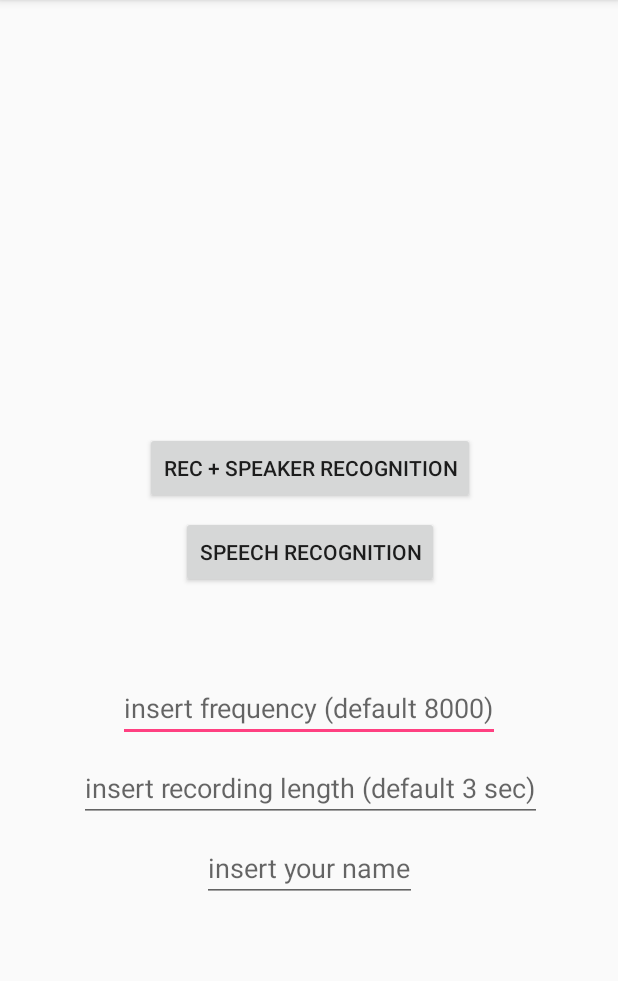
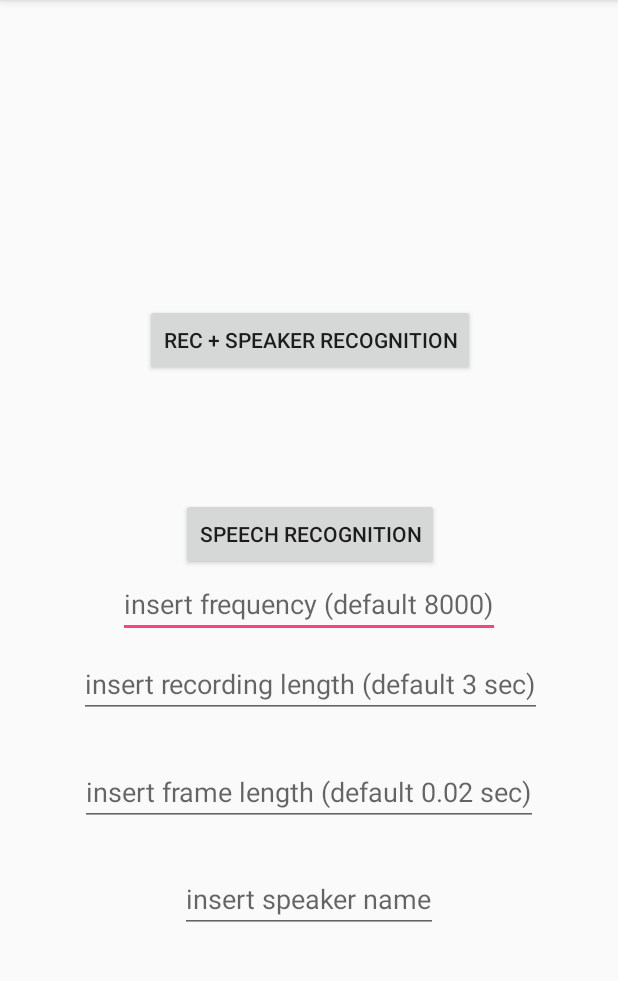
Before and after one commit to mottajacopo/WorkRepository, an Android app: the screen it shows after launch (MainActivity), after a tap on "REC + SPEAKER RECOGNITION", on a phone screen of 412 x 824 dp, the part 84-1065 px from its top. Run offline under Robolectric (Android 15) with nearby library versions, the phone set to English and light mode, and no system bars; 1 statement that could not run was skipped.

Commit message:
frame length

```diff
--- a/RecorderSpeakerSpeech/app/src/main/java/com/example/motta/recorderspeakerspeech/MainActivity.java
+++ b/RecorderSpeakerSpeech/app/src/main/java/com/example/motta/recorderspeakerspeech/MainActivity.java
@@ -17,6 +17,7 @@ public class MainActivity extends AppCompatActivity {
     EditText editText = null;
     EditText editText2 = null;
     EditText editText3 = null;
+    EditText editText4 = null;
     private String speakerName = null;
     private int speaker = 0;
     private final String PATH = "Audio recognition files multi";
@@ -25,6 +26,7 @@ public class MainActivity extends AppCompatActivity {
 
     private int Fs = 8000;
     private int recordingLength = 3;
+    private double frameLength = 0.02;
 
     @Override
     protected void onCreate(Bundle savedInstanceState) {
@@ -34,6 +36,7 @@ public class MainActivity extends AppCompatActivity {
         editText = findViewById(R.id.editText);
         editText2= findViewById(R.id.editText2);
         editText3= findViewById(R.id.editText3);
+        editText4= findViewById(R.id.editText4);
         boxOne = findViewById(R.id.CheckOne);
         boxTwo = findViewById(R.id.CheckTwo);
         btnRec = findViewById(R.id.btt);
@@ -61,7 +64,12 @@ public class MainActivity extends AppCompatActivity {
 
                 speakerName = editText3.getText().toString();
 
-                Rec rec = new Rec(getApplicationContext(), recordingLength, Fs,speaker , speakerName);
+                String tvValue4 = editText4.getText().toString();
+                if (!tvValue4.equals("") ) {
+                    frameLength = Double.parseDouble(tvValue4);
+                }
+
+                Rec rec = new Rec(getApplicationContext(), recordingLength, Fs,speaker , speakerName , frameLength);
                 rec.execute(PATH, FILENAME , FILENAME2,numberOfTest);
 
                 numberOfTest = String.valueOf(Integer.parseInt(numberOfTest) + 1);
--- a/RecorderSpeakerSpeech/app/src/main/java/com/example/motta/recorderspeakerspeech/Rec.java
+++ b/RecorderSpeakerSpeech/app/src/main/java/com/example/motta/recorderspeakerspeech/Rec.java
@@ -44,7 +44,7 @@ import  static com.example.motta.recorderspeakerspeech.SupportFunctions.printFea
 public class Rec extends AsyncTask<String,Void,String> {
 
     private final String TAG = "Rec";
-    private final double frameLenght = 0.02;
+    private double frameLength = 0;
     private Context context = null;
 
     private int speaker = 0;
@@ -63,16 +63,17 @@ public class Rec extends AsyncTask<String,Void,String> {
 
     private boolean trainingOrTesting = false;
 
-    public Rec(Context _context, int _recordingLenghtInSec, int _Fs,int _speaker , String _speakerName)
+    public Rec(Context _context, int _recordingLenghtInSec, int _Fs,int _speaker , String _speakerName , Double _frameLength)
     {
 
         speaker = _speaker;
         speakerName = _speakerName;
+        frameLength = _frameLength;
         context = _context;
         recordingLenghtInSec = _recordingLenghtInSec;
         Fs = _Fs;
         nSamples = _recordingLenghtInSec * _Fs;
-        nSamplesPerFrame = (int) (frameLenght * _Fs);
+        nSamplesPerFrame = (int) (frameLength * _Fs);
 
         audioData = new short[nSamples]; //oppure passo direttamente l'array alla main activity per poi gestirlo li
 
@@ -390,15 +391,30 @@ public class Rec extends AsyncTask<String,Void,String> {
                     modelList.get(i).SV = data;
                 }
 
-                //svm.svm_save_model(storeDir + "/model.txt",model);
-                check = new File( storeDir +"/testDataFormat" + speakerName+ Integer.toString(numberOfTest) + ".txt");
+                if(speakerName == null){
 
-                while(check.exists()) {
-                    numberOfTest++;
+                    //svm.svm_save_model(storeDir + "/model.txt",model);
                     check = new File( storeDir +"/testDataFormat" + speakerName+ Integer.toString(numberOfTest) + ".txt");
+
+                    while(check.exists()) {
+                        numberOfTest++;
+                        check = new File( storeDir +"/testDataFormat" + speakerName+ Integer.toString(numberOfTest) + ".txt");
+                    }
+
+                    printFeaturesOnFileFormat(cepCoeffPerFrame, deltadelta, storeDir + "/testDataFormat" + speakerName + numberOfTest + ".txt", speaker);
+
                 }
+                else{
+                    //svm.svm_save_model(storeDir + "/model.txt",model);
+                    check = new File( storeDir +"/" + speakerName+ Integer.toString(numberOfTest) + ".txt");
 
-                printFeaturesOnFileFormat(cepCoeffPerFrame, deltadelta, storeDir + "/testDataFormat" + speakerName + numberOfTest + ".txt", speaker);
+                    while(check.exists()) {
+                        numberOfTest++;
+                        check = new File( storeDir +"/" + speakerName+ Integer.toString(numberOfTest) + ".txt");
+                    }
+
+                    printFeaturesOnFileFormat(cepCoeffPerFrame, deltadelta, storeDir + "/" + speakerName + numberOfTest + ".txt", speaker);
+                }
 
                 ArrayList<double[]> union = uniteAllFeaturesInOneList(cepCoeffPerFrame, deltadelta);//converto i dati di test in un array di svm_node
                 svm_node[][] testData = new svm_node[numberOfFramesPerSpeaker][totalNumberOfFeatures + 1];
--- a/RecorderSpeakerSpeech/app/src/main/res/layout/activity_main.xml
+++ b/RecorderSpeakerSpeech/app/src/main/res/layout/activity_main.xml
@@ -21,13 +21,13 @@
         app:layout_constraintHorizontal_bias="0.503"
         app:layout_constraintStart_toStartOf="parent"
         app:layout_constraintTop_toTopOf="parent"
-        app:layout_constraintVertical_bias="1.0" />
+        app:layout_constraintVertical_bias="0.727" />
 
     <Button
         android:id="@+id/bttStt"
         android:layout_width="wrap_content"
         android:layout_height="wrap_content"
-        android:layout_marginBottom="376dp"
+        android:layout_marginBottom="388dp"
         android:layout_marginEnd="8dp"
         android:layout_marginStart="8dp"
         android:text="Speech Recognition"
@@ -41,7 +41,7 @@
         android:id="@+id/CheckOne"
         android:layout_width="wrap_content"
         android:layout_height="wrap_content"
-        android:layout_marginBottom="20dp"
+        android:layout_marginBottom="8dp"
         android:text="Speaker one"
         app:layout_constraintBottom_toTopOf="@id/CheckTwo"
         app:layout_constraintEnd_toStartOf="parent"
@@ -51,7 +51,7 @@
         android:id="@+id/CheckTwo"
         android:layout_width="wrap_content"
         android:layout_height="wrap_content"
-        android:layout_marginBottom="60dp"
+        android:layout_marginBottom="44dp"
         android:text="Speaker two"
         app:layout_constraintBottom_toBottomOf="parent"
         app:layout_constraintEnd_toStartOf="parent"
@@ -70,7 +70,7 @@
         app:layout_constraintEnd_toEndOf="parent"
         app:layout_constraintStart_toStartOf="parent"
         app:layout_constraintTop_toBottomOf="@+id/btt"
-        app:layout_constraintVertical_bias="0.464" />
+        app:layout_constraintVertical_bias="0.356" />
 
     <EditText
         android:id="@+id/editText2"
@@ -89,6 +89,21 @@
         app:layout_constraintVertical_bias="0.0" />
 
     <EditText
+        android:id="@+id/editText4"
+        android:layout_width="wrap_content"
+        android:layout_height="wrap_content"
+        android:layout_marginBottom="8dp"
+        android:layout_marginEnd="8dp"
+        android:layout_marginStart="8dp"
+        android:layout_marginTop="8dp"
+        android:hint="insert frame length (default 0.02 sec)"
+        app:layout_constraintBottom_toTopOf="@+id/CheckOne"
+        app:layout_constraintEnd_toEndOf="parent"
+        app:layout_constraintStart_toStartOf="parent"
+        app:layout_constraintTop_toBottomOf="@+id/editText"
+        app:layout_constraintVertical_bias="0.436" />
+
+    <EditText
         android:id="@+id/editText3"
         android:layout_width="wrap_content"
         android:layout_height="wrap_content"
@@ -96,12 +111,11 @@
         android:layout_marginEnd="8dp"
         android:layout_marginStart="8dp"
         android:layout_marginTop="8dp"
-        android:hint="insert your name"
+        android:hint="insert speaker name"
         app:layout_constraintBottom_toTopOf="@+id/CheckOne"
         app:layout_constraintEnd_toEndOf="parent"
-        app:layout_constraintHorizontal_bias="0.502"
         app:layout_constraintStart_toStartOf="parent"
         app:layout_constraintTop_toBottomOf="@+id/editText2"
-        app:layout_constraintVertical_bias="0.0" />
+        app:layout_constraintVertical_bias="0.803" />
 
 </android.support.constraint.ConstraintLayout>
```
Also changed, not shown: SoloTraining/app/src/main/java/com/example/motta/solotraining/MainActivity.java (+10 -1 lines), SoloTraining/app/src/main/java/com/example/motta/solotraining/Rec.java (+4 -3 lines), SoloTraining/app/src/main/res/layout/activity_main.xml (+21 -6 lines), 1 other file.
